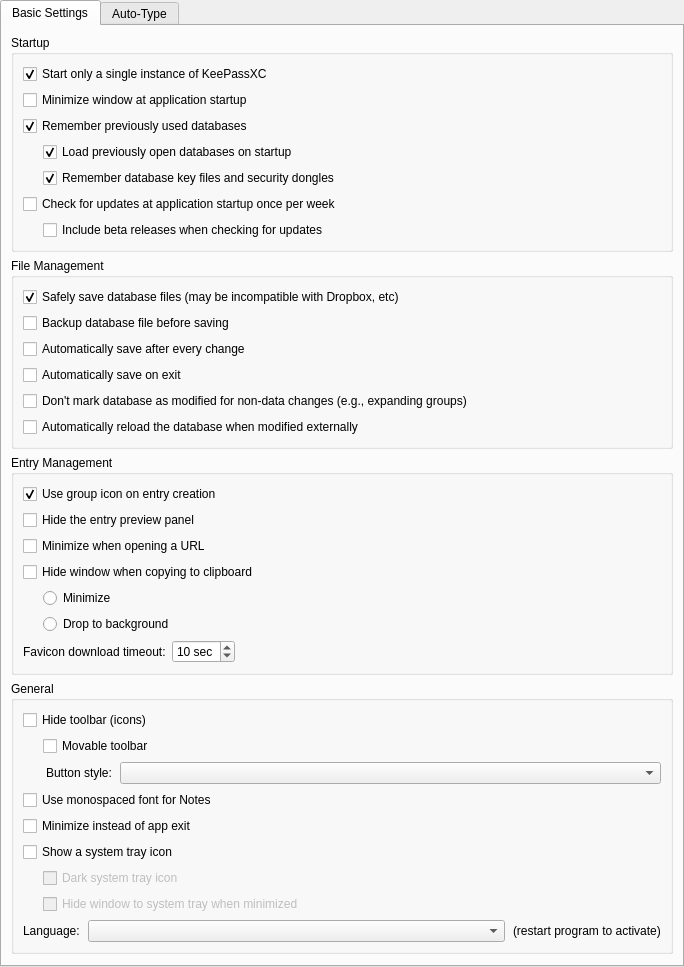
Old version of the form src/gui/ApplicationSettingsWidgetGeneral.ui in the repository keepassxreboot/keepassxc.
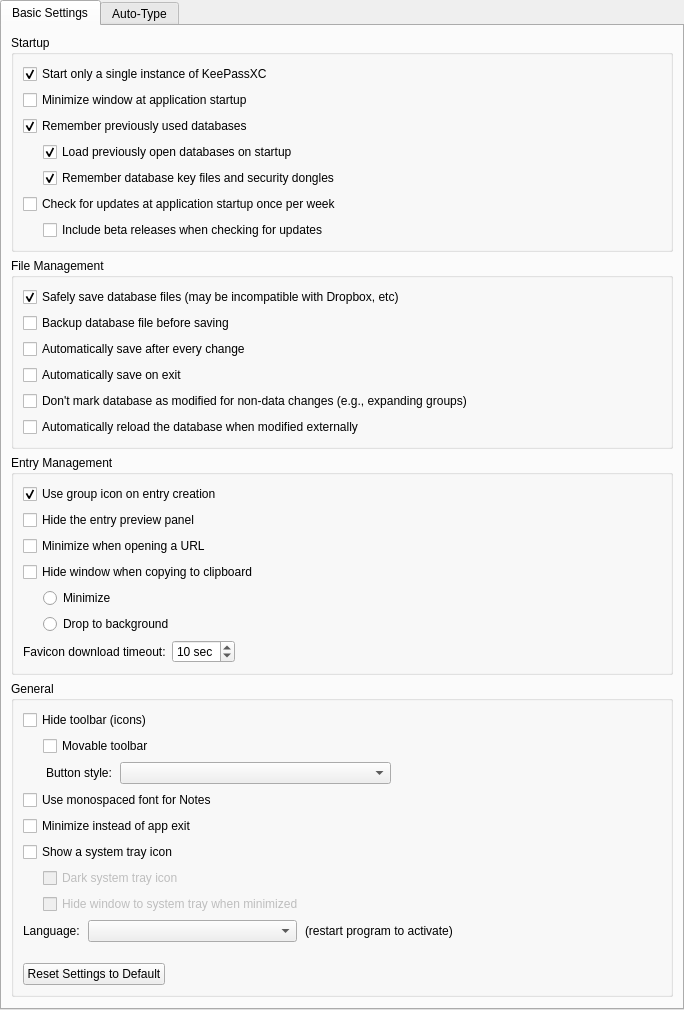
New version of the form. Custom widgets are drawn as their Qt base class.

Commit message:
Add application settings reset button
* Correct accessibility findings GP.2

```diff
--- a/src/gui/ApplicationSettingsWidgetGeneral.ui
+++ b/src/gui/ApplicationSettingsWidgetGeneral.ui
@@ -489,6 +489,19 @@
               </property>
              </widget>
             </item>
+            <item>
+             <spacer name="horizontalSpacer_2">
+              <property name="orientation">
+               <enum>Qt::Horizontal</enum>
+              </property>
+              <property name="sizeHint" stdset="0">
+               <size>
+                <width>40</width>
+                <height>20</height>
+               </size>
+              </property>
+             </spacer>
+            </item>
            </layout>
           </item>
           <item>
@@ -642,6 +655,68 @@
                <string>(restart program to activate)</string>
               </property>
              </widget>
+            </item>
+            <item>
+             <spacer name="spacer3">
+              <property name="orientation">
+               <enum>Qt::Horizontal</enum>
+              </property>
+              <property name="sizeHint" stdset="0">
+               <size>
+                <width>40</width>
+                <height>20</height>
+               </size>
+              </property>
+             </spacer>
+            </item>
+           </layout>
+          </item>
+          <item>
+           <spacer name="verticalSpacer">
+            <property name="orientation">
+             <enum>Qt::Vertical</enum>
+            </property>
+            <property name="sizeType">
+             <enum>QSizePolicy::Fixed</enum>
+            </property>
+            <property name="sizeHint" stdset="0">
+             <size>
+              <width>20</width>
+              <height>15</height>
+             </size>
+            </property>
+           </spacer>
+          </item>
+          <item>
+           <layout class="QHBoxLayout" name="resetSettingsSubLayout">
+            <property name="spacing">
+             <number>0</number>
+            </property>
+            <property name="sizeConstraint">
+             <enum>QLayout::SetMaximumSize</enum>
+            </property>
+            <item>
+             <widget class="QPushButton" name="resetSettingsButton">
+              <property name="text">
+               <string>Reset Settings to Default</string>
+              </property>
+             </widget>
+            </item>
+            <item>
+             <spacer name="spacer4">
+              <property name="orientation">
+               <enum>Qt::Horizontal</enum>
+              </property>
+              <property name="sizeType">
+               <enum>QSizePolicy::Expanding</enum>
+              </property>
+              <property name="sizeHint" stdset="0">
+               <size>
+                <width>50</width>
+                <height>20</height>
+               </size>
+              </property>
+             </spacer>
             </item>
            </layout>
           </item>
```
The commit also changes 5 other files.
